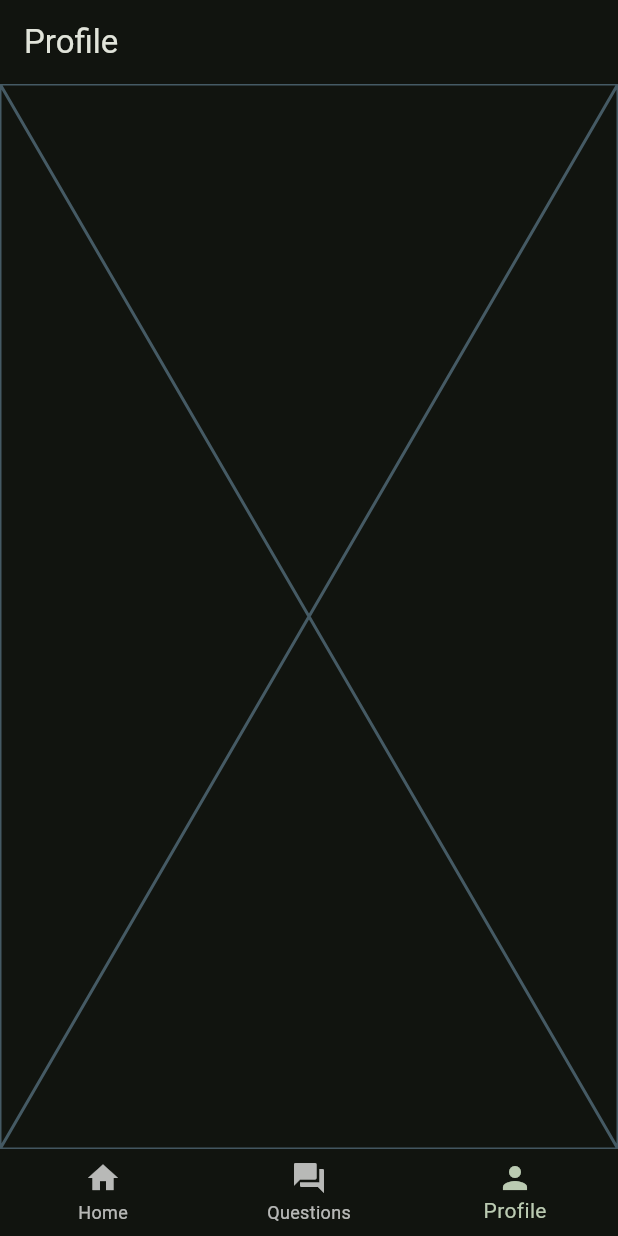
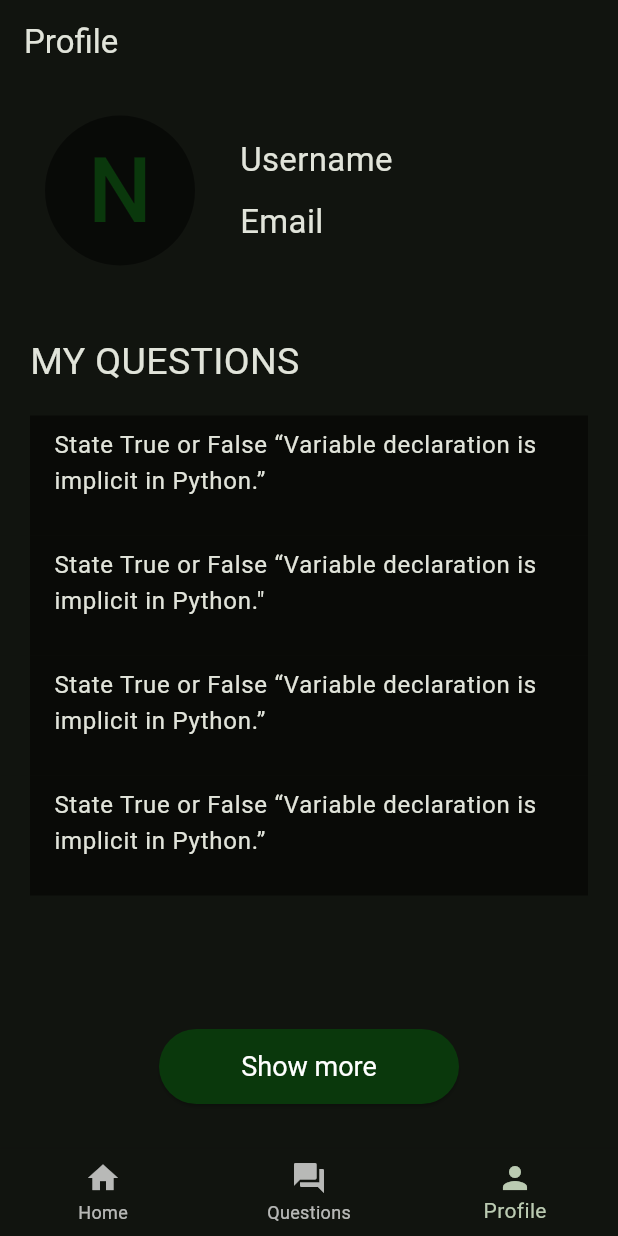
Before and after one commit to Somnathumapathi/Status200, a Flutter app: the screen it shows once a user with an empty profile is signed in, item 3 of the bottom bar chosen, on a phone screen of 412 x 824 dp. Run offline on Flutter 3.47's test engine with Material 3 defaults, Android fonts, the light colour scheme and no system bars; our stand-ins replace cloud_firestore, firebase_auth, firebase_core, firebase_storage, get; missing offline and left inert: neopop; accounts and stored records are empty.

Commit message:
profile page frontend

```diff
--- /dev/null
+++ b/lib/views/screens/myquestions_screen.dart
@@ -0,0 +1,15 @@
+import 'package:flutter/material.dart';
+
+class MyQuestionsScreen extends StatelessWidget {
+  @override
+  Widget build(BuildContext context) {
+    return Scaffold(
+      appBar: AppBar(
+        title: Text('Second Page'),
+      ),
+      body: Center(
+        child: Text('This is the second page'),
+      ),
+    );
+  }
+}
--- a/lib/views/screens/profile_screen.dart
+++ b/lib/views/screens/profile_screen.dart
@@ -1,11 +1,123 @@
 import 'package:flutter/foundation.dart';
 import 'package:flutter/material.dart';
+import 'package:get/get.dart';
+import 'package:status200/views/screens/myquestions_screen.dart';
 
 class ProfileScreen extends StatelessWidget {
-  const ProfileScreen({super.key});
+  final String userName;
+  final Color backgroundColor;
+  final Color textColor;
+
+  const ProfileScreen(
+      {this.userName = "name",
+      this.backgroundColor = Colors.white,
+      this.textColor = Colors.black,
+      super.key});
+
+  String get firstLetter => this.userName.substring(0, 1).toUpperCase();
 
   @override
   Widget build(BuildContext context) {
-    return const Placeholder();
+    //String firstLetter = userName.isNotEmpty ? userName[0].toUpperCase() : '';
+    return Scaffold(
+
+        //backgroundColor: const Color.fromARGB(61, 0, 0, 0),
+        body: Center(
+            child: Container(
+                padding: const EdgeInsets.only(
+                    left: 20.0, top: 5.0, right: 20.0, bottom: 10.0),
+                child: Column(
+                  children: [
+                    const Row(children: [
+                      Padding(
+                        padding: EdgeInsets.only(left: 10.0, right: 30.0),
+                        child: CircleAvatar(
+                          radius: 50.0,
+                          backgroundColor: Color.fromARGB(129, 0, 0, 0),
+                          child: Text('N',
+                              style: TextStyle(
+                                  color: Color.fromARGB(255, 10, 56, 12),
+                                  fontSize: 60.0)),
+                        ),
+                      ),
+                      Column(
+                          crossAxisAlignment: CrossAxisAlignment.start,
+                          children: [
+                            SizedBox(height: 30),
+                            Text(
+                              'Username',
+                              style: TextStyle(fontSize: 22),
+                            ),
+                            SizedBox(height: 10),
+                            Text(
+                              'Email',
+                              style: TextStyle(fontSize: 22),
+                            ),
+                            SizedBox(height: 30),
+                          ])
+                    ]),
+                    const SizedBox(height: 30),
+                    const Align(
+                      alignment: Alignment.topLeft,
+                      child: Text(
+                        'MY QUESTIONS',
+                        style: TextStyle(fontSize: 25),
+                        // textAlign: ,
+                      ),
+                    ),
+                    const SizedBox(height: 10),
+                    Expanded(
+                      child: Padding(
+                        padding: const EdgeInsets.only(top: 8.0, bottom: 8.0),
+                        child: ListView(
+                          itemExtent: 80.0,
+                          children: const <Widget>[
+                            ListTile(
+                              title: Text(
+                                  'State True or False “Variable declaration is implicit in Python.”'),
+                              tileColor: Color.fromARGB(130, 1, 0, 0),
+                            ),
+                            ListTile(
+                              title: Text(
+                                  'State True or False “Variable declaration is implicit in Python."'),
+                              tileColor: Color.fromARGB(130, 1, 0, 0),
+                            ),
+                            ListTile(
+                              title: Text(
+                                  'State True or False “Variable declaration is implicit in Python.”'),
+                              tileColor: Color.fromARGB(130, 1, 0, 0),
+                            ),
+                            ListTile(
+                              title: Text(
+                                  'State True or False “Variable declaration is implicit in Python.”'),
+                              tileColor: Color.fromARGB(130, 1, 0, 0),
+                            ),
+                          ],
+                        ),
+                      ),
+                    ),
+                    Padding(
+                      padding: const EdgeInsets.all(20.0),
+                      child: Align(
+                        alignment: Alignment.bottomCenter,
+                        child: SizedBox(
+                          width: 200,
+                          height: 50,
+                          child: ElevatedButton(
+                            style: ElevatedButton.styleFrom(
+                                backgroundColor:
+                                    const Color.fromARGB(255, 10, 56, 12),
+                                foregroundColor: Colors.white,
+                                textStyle: const TextStyle(fontSize: 18)),
+                            onPressed: () {
+                              Get.to(MyQuestionsScreen());
+                            },
+                            child: const Text('Show more'),
+                          ),
+                        ),
+                      ),
+                    ),
+                  ],
+                ))));
   }
 }
```
